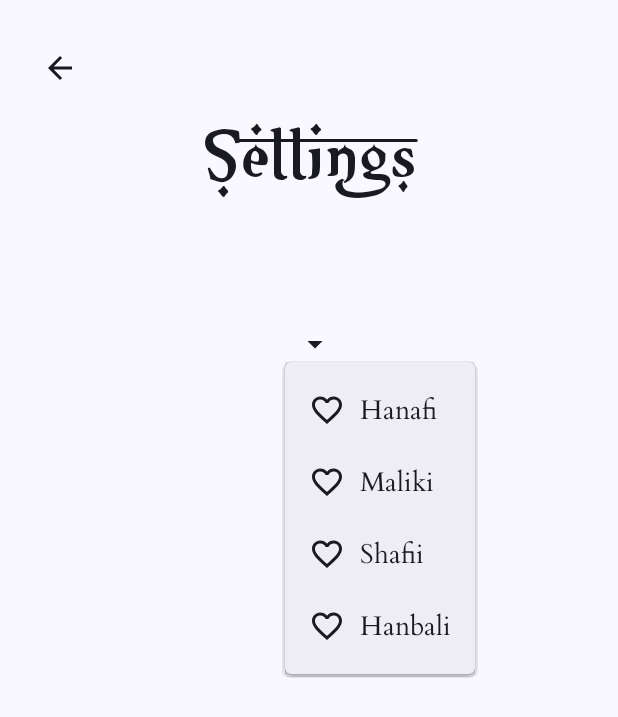
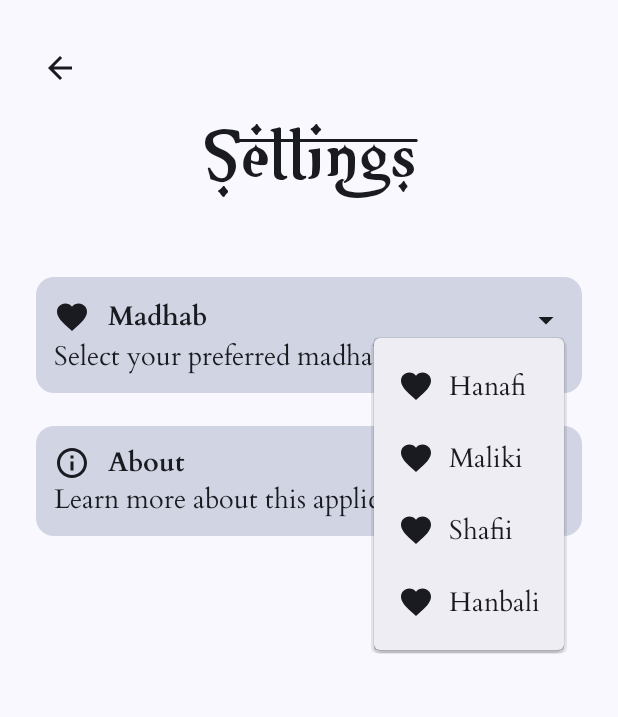
Before and after one commit to kabirnayeem99/islam_qa_org_android, an Android app built with Jetpack Compose: the composable SettingsScreen shown on its own in the app's theme, after a tap on "Select your preferred Fiqh", on a phone screen of 412 x 824 dp. Shown: the top 717 px of the screen. Run offline under Robolectric (Android 15) with nearby library versions, the phone set to English and light mode, and no system bars; our stand-ins replace Dagger/Hilt's generated code, Timber; libraries missing offline, so code that uses them is left out: com.ramcosta.composedestinations.

Commit message:
🗜️ refactor [settings]: refactor settings page to use jetpack compose

```diff
--- a/app/src/main/java/io/github/kabirnayeem99/islamqaorg/ui/settings/SettingsScreen.kt
+++ b/app/src/main/java/io/github/kabirnayeem99/islamqaorg/ui/settings/SettingsScreen.kt
@@ -4,19 +4,23 @@ import androidx.compose.foundation.background
 import androidx.compose.foundation.clickable
 import androidx.compose.foundation.layout.*
 import androidx.compose.foundation.lazy.LazyColumn
+import androidx.compose.foundation.shape.RoundedCornerShape
 import androidx.compose.material.DropdownMenuItem
 import androidx.compose.material.TopAppBar
 import androidx.compose.material.icons.Icons
 import androidx.compose.material.icons.filled.ArrowDropDown
-import androidx.compose.material.icons.filled.FavoriteBorder
 import androidx.compose.material.icons.outlined.ArrowBack
+import androidx.compose.material.icons.outlined.ArrowForward
+import androidx.compose.material.icons.outlined.Favorite
+import androidx.compose.material.icons.outlined.Info
 import androidx.compose.material3.*
 import androidx.compose.runtime.*
 import androidx.compose.ui.Alignment
 import androidx.compose.ui.Modifier
+import androidx.compose.ui.draw.clip
 import androidx.compose.ui.res.stringResource
+import androidx.compose.ui.text.font.FontStyle
 import androidx.compose.ui.unit.dp
-import androidx.compose.ui.unit.sp
 import androidx.hilt.navigation.compose.hiltViewModel
 import com.ramcosta.composedestinations.annotation.Destination
 import com.ramcosta.composedestinations.navigation.DestinationsNavigator
@@ -40,7 +44,6 @@ fun SettingsScreen(
         settingsViewModel.getFiqh()
     }
 
-    val selectedFiqh = settingsViewModel.uiState.selectedFiqh
 
     Scaffold(
         modifier = Modifier
@@ -49,15 +52,116 @@ fun SettingsScreen(
         topBar = { SettingsTopAppBar(navigator) },
     ) {
 
-
-        LazyColumn {
+        LazyColumn(modifier = Modifier.padding(horizontal = 24.dp)) {
             item {
                 Spacer(modifier = Modifier.height(62.dp))
                 val settingsLabel = stringResource(id = R.string.label_settings)
                 ScreenTitle(homePageTitle = settingsLabel)
                 Spacer(modifier = Modifier.height(52.dp))
+                MadhabSettingsItem(settingsViewModel)
+                Spacer(modifier = Modifier.height(22.dp))
+                AboutSettingsItem()
+            }
+        }
+    }
+}
+
+@Composable
+private fun MadhabSettingsItem(
+    settingsViewModel: SettingsViewModel
+) {
+    val selectedFiqh = settingsViewModel.uiState.selectedFiqh
+
+    Box(
+        modifier = Modifier
+            .fillMaxWidth()
+            .clip(RoundedCornerShape(12.dp))
+            .background(
+                color = MaterialTheme.colorScheme.primary.copy(alpha = 0.2F)
+            ),
+        contentAlignment = Alignment.Center
+    ) {
+        Column(
+            modifier = Modifier
+                .fillMaxWidth()
+                .padding(12.dp)
+        ) {
+            Row(
+                modifier = Modifier
+                    .fillMaxWidth(),
+                horizontalArrangement = Arrangement.SpaceBetween,
+                verticalAlignment = Alignment.CenterVertically
+            ) {
+                Row(
+                    horizontalArrangement = Arrangement.Start,
+                    verticalAlignment = Alignment.CenterVertically
+                ) {
+                    Icon(
+                        Icons.Outlined.Favorite,
+                        stringResource(id = R.string.hint_fiqh)
+                    )
+                    Spacer(modifier = Modifier.width(12.dp))
+                    Text(
+                        text = stringResource(id = R.string.label_madhab),
+                        style = MaterialTheme.typography.headlineMedium.copy(
+                            fontStyle = FontStyle.Normal
+                        )
+                    )
+                }
                 FiqhSelectorDropDownMenu(selectedFiqh, settingsViewModel)
             }
+            Text(text = stringResource(id = R.string.hint_fiqh))
+        }
+    }
+}
+
+
+@Composable
+private fun AboutSettingsItem(
+) {
+
+    Box(
+        modifier = Modifier
+            .fillMaxWidth()
+            .clip(RoundedCornerShape(12.dp))
+            .background(
+                color = MaterialTheme.colorScheme.primary.copy(alpha = 0.2F)
+            ),
+        contentAlignment = Alignment.Center
+    ) {
+        Column(
+            modifier = Modifier
+                .fillMaxWidth()
+                .padding(12.dp)
+        ) {
+            Row(
+                modifier = Modifier
+                    .fillMaxWidth(),
+                horizontalArrangement = Arrangement.SpaceBetween,
+                verticalAlignment = Alignment.CenterVertically
+            ) {
+                Row(
+                    horizontalArrangement = Arrangement.Start,
+                    verticalAlignment = Alignment.CenterVertically
+                ) {
+                    Icon(
+                        Icons.Outlined.Info,
+                        stringResource(id = R.string.hint_fiqh)
+                    )
+                    Spacer(modifier = Modifier.width(12.dp))
+                    Text(
+                        text = stringResource(id = R.string.label_about),
+                        style = MaterialTheme.typography.headlineMedium.copy(
+                            fontStyle = FontStyle.Normal
+                        )
+                    )
+                }
+                Icon(
+                    Icons.Outlined.ArrowForward,
+                    stringResource(id = R.string.hint_fiqh)
+                )
+            }
+            Text(text = stringResource(id = R.string.hint_about))
         }
     }
 }
@@ -70,28 +174,33 @@ private fun FiqhSelectorDropDownMenu(
     val fiqhList = Fiqh.values().filterNot { it.displayName.isBlank() }
     var expanded by remember { mutableStateOf(false) }
 
-    Box(Modifier.fillMaxWidth(), contentAlignment = Alignment.Center) {
+    Box(
+        modifier = Modifier
+            .padding(top = 4.dp),
+        contentAlignment = Alignment.CenterEnd
+    ) {
         Row(
             Modifier
-                .padding(24.dp)
-                .clickable {
-                    expanded = !expanded
-                }
-                .padding(8.dp),
+                .clickable { expanded = !expanded }
+                .align(Alignment.Center),
             horizontalArrangement = Arrangement.Center,
             verticalAlignment = Alignment.CenterVertically
         ) {
             Text(
                 text = selectedFiqh.displayName,
-                fontSize = 18.sp,
-                modifier = Modifier.padding(end = 8.dp)
+                modifier = Modifier.padding(end = 8.dp),
+                style = MaterialTheme.typography.bodyLarge.copy(color = MaterialTheme.colorScheme.onBackground)
             )
             Icon(
                 imageVector = Icons.Filled.ArrowDropDown,
                 contentDescription = stringResource(id = R.string.content_desc_select_fiqh)
             )
-            DropdownMenu(expanded = expanded, onDismissRequest = { expanded = false }) {
+            DropdownMenu(
+                modifier = Modifier.clip(RoundedCornerShape(12.dp)),
+                expanded = expanded,
+                onDismissRequest = { expanded = false }) {
                 fiqhList.forEach { fiqh ->
+                    val thisItemSelected = fiqh.paramName == selectedFiqh.paramName
                     DropdownMenuItem(onClick = {
                         Timber.d(fiqh.toString())
                         expanded = false
@@ -99,12 +208,17 @@ private fun FiqhSelectorDropDownMenu(
                     }) {
                         Row {
                             Icon(
-                                imageVector = Icons.Filled.FavoriteBorder,
-                                contentDescription = stringResource(id = R.string.hint_fiqh)
+                                imageVector = Icons.Outlined.Favorite,
+                                contentDescription = stringResource(id = R.string.hint_fiqh),
+                                tint = if (thisItemSelected) MaterialTheme.colorScheme.primary else MaterialTheme.colorScheme.onBackground
                             )
                             Spacer(modifier = Modifier.width(10.dp))
-                            Text(text = fiqh.displayName)
-
+                            Text(
+                                text = fiqh.displayName,
+                                style = MaterialTheme.typography.bodyLarge.copy(
+                                    color = if (thisItemSelected) MaterialTheme.colorScheme.primary else MaterialTheme.colorScheme.onBackground
+                                ),
+                            )
                         }
                     }
                 }
```
